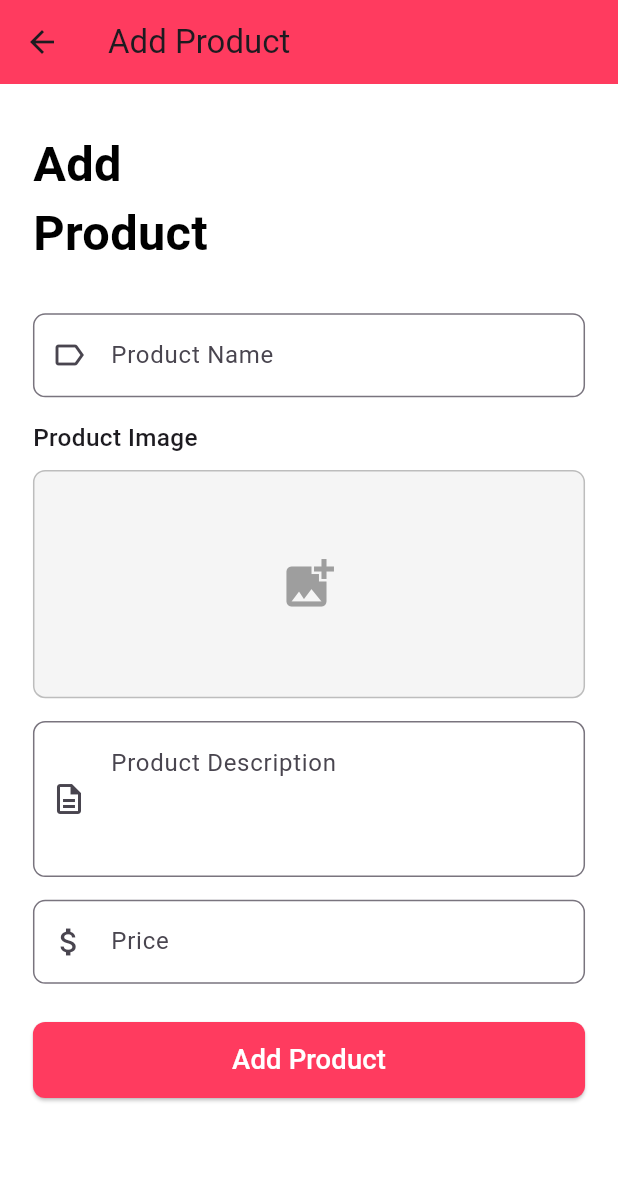
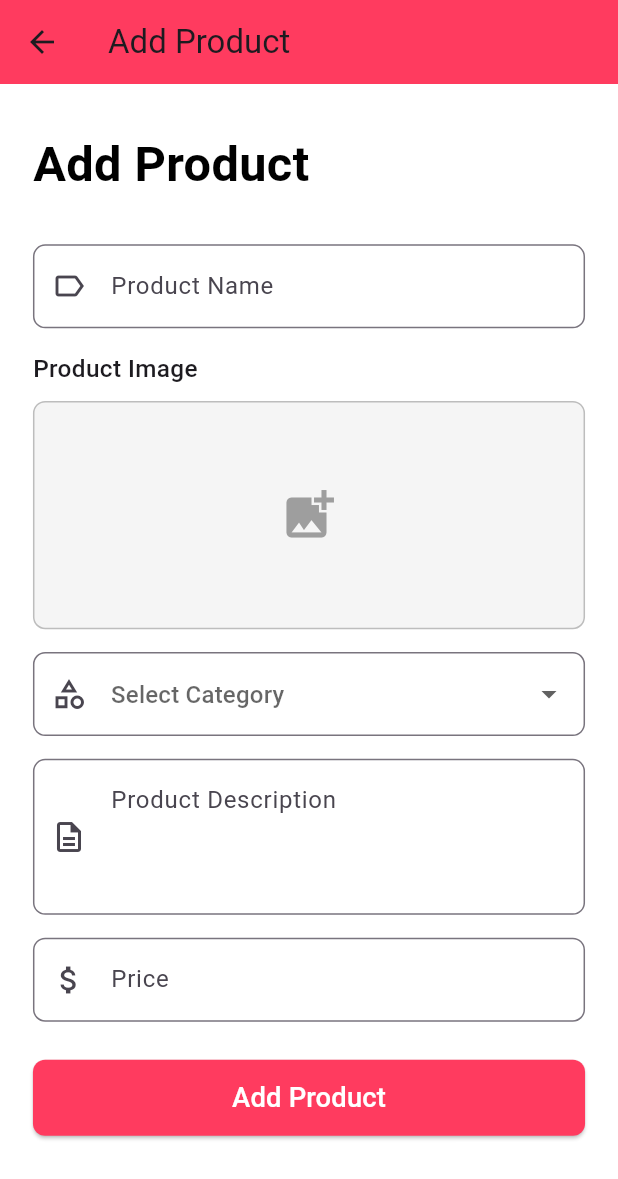
Before and after one commit to Danish-Siddiqui-0318/Baby_shop_hub_ecommerce, a Flutter app: the AddProducts screen opened directly, on a phone screen of 412 x 824 dp. Shown: the top 1179 px of the screen. Run offline on Flutter 3.47's test engine with Material 3 defaults, Android fonts, the phone set to English and light mode, and no system bars; our stand-ins replace cloud_firestore, firebase_auth, firebase_core, flutter_screenutil, font_awesome_flutter, image_picker and 1 more; accounts and stored records are empty.

Commit message:
add products category field added

```diff
--- a/lib/Admin/Pages/AddProducts.dart
+++ b/lib/Admin/Pages/AddProducts.dart
@@ -18,6 +18,9 @@ class _AddProductsState extends State<AddProducts> {
 
   File? _selectedImage;
   final ImagePicker _picker = ImagePicker();
+
+  String? _selectedCategory; // for dropdown
+  final List<String> _categories = ["Electronics", "Clothing", "Toys"];
 
   Future<void> _pickImageFromGallery() async {
     final pickedFile = await _picker.pickImage(
@@ -49,7 +52,7 @@ class _AddProductsState extends State<AddProducts> {
             children: [
               SizedBox(height: 10.h),
               Text(
-                "Add\nProduct",
+                "Add Product",
                 style: TextStyle(
                   fontSize: 32.sp,
                   fontWeight: FontWeight.bold,
@@ -104,6 +107,33 @@ class _AddProductsState extends State<AddProducts> {
                           ),
                         ),
                 ),
+              ),
+              SizedBox(height: 15.h),
+
+              // Category Dropdown
+              DropdownButtonFormField<String>(
+                value: _selectedCategory,
+                decoration: InputDecoration(
+                  hintText: "Select Category",
+                  prefixIcon: const Icon(Icons.category_outlined),
+                  border: OutlineInputBorder(
+                    borderRadius: BorderRadius.circular(8.r),
+                    borderSide: BorderSide(color: Colors.grey.shade300),
+                  ),
+                ),
+                items: _categories.map((category) {
+                  return DropdownMenuItem<String>(
+                    value: category,
+                    child: Text(category),
+                  );
+                }).toList(),
+                onChanged: (value) {
+                  setState(() {
+                    _selectedCategory = value;
+                  });
+                },
+                validator: (value) =>
+                    value == null ? 'Please select a category' : null,
               ),
               SizedBox(height: 15.h),
 
@@ -164,8 +194,10 @@ class _AddProductsState extends State<AddProducts> {
                     }
                     if (_formKey.currentState!.validate()) {
                       ScaffoldMessenger.of(context).showSnackBar(
-                        const SnackBar(
-                            content: Text("Product Added Successfully")),
+                        SnackBar(
+                          content: Text(
+                              "Product Added Successfully in $_selectedCategory"),
+                        ),
                       );
                     }
                   },
```
Also changed, not shown: lib/Admin/Pages/Admin.dart (+50 -7 lines).
